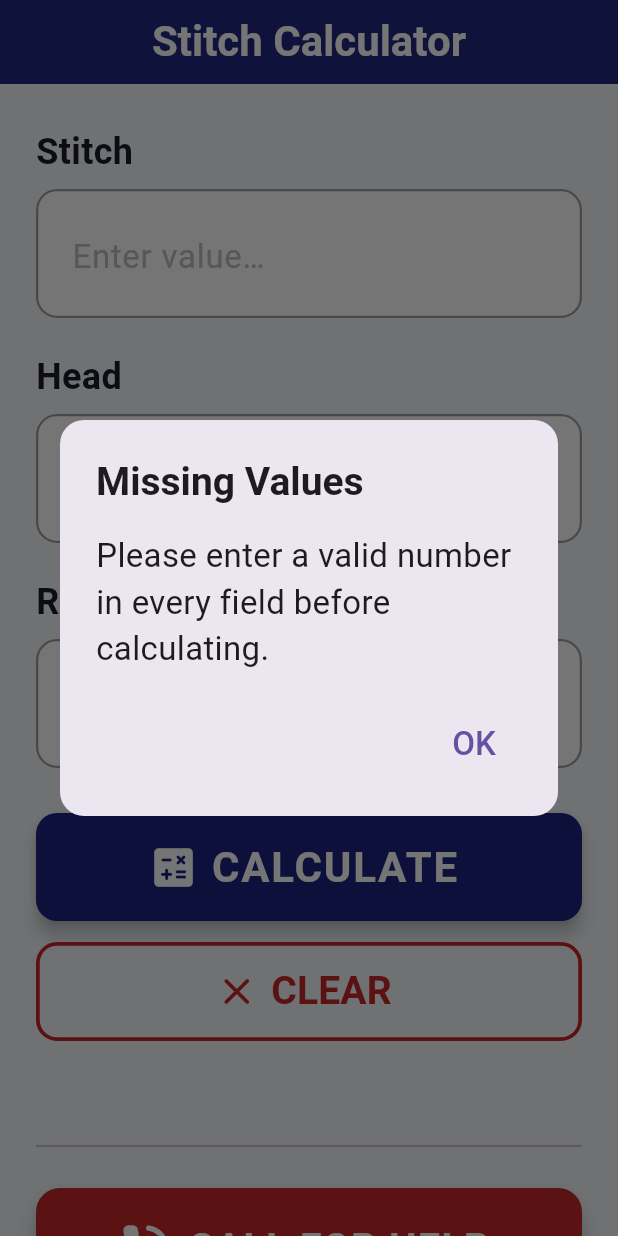
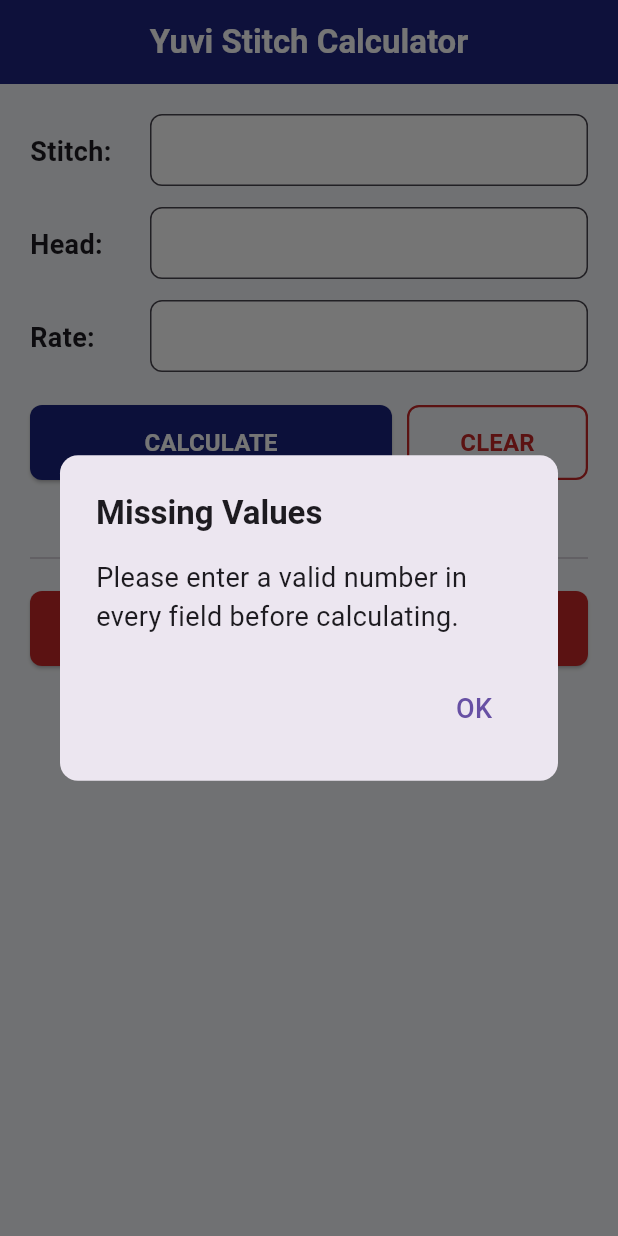
Before and after one commit to chopra-yuvraj/stitch-calculator, a Flutter app: the screen it shows after launch, after a tap on "CALCULATE", on a phone screen of 412 x 824 dp. Run offline on Flutter 3.47's test engine with Material 3 defaults, Android fonts, the phone set to English and light mode, and no system bars.

Commit message:
Rename app and update UI elements for clarity

```diff
--- a/lib/main.dart
+++ b/lib/main.dart
@@ -3,10 +3,6 @@ import 'package:flutter/services.dart';
 import 'package:url_launcher/url_launcher.dart';
 
 void main() => runApp(const StitchCalculatorApp());
-
-// ─────────────────────────────────────────────────────────────────────────────
-// App Root
-// ─────────────────────────────────────────────────────────────────────────────
 
 class StitchCalculatorApp extends StatelessWidget {
   const StitchCalculatorApp({super.key});
@@ -14,27 +10,22 @@ class StitchCalculatorApp extends StatelessWidget {
   @override
   Widget build(BuildContext context) {
     return MaterialApp(
-      title: 'Stitch Calculator',
+      title: 'Yuvi Stitch Calculator',
       debugShowCheckedModeBanner: false,
       theme: ThemeData(
         useMaterial3: true,
-        // Light grey background — easy on elderly eyes, high contrast
         scaffoldBackgroundColor: const Color(0xFFF5F7FA),
         appBarTheme: const AppBarTheme(
-          backgroundColor: Color(0xFF1A237E), // Deep indigo — strong contrast
+          backgroundColor: Color(0xFF1A237E),
           foregroundColor: Colors.white,
           centerTitle: true,
-          elevation: 4,
+          elevation: 2,
         ),
       ),
       home: const CalculatorScreen(),
     );
   }
 }
-
-// ─────────────────────────────────────────────────────────────────────────────
-// Calculator Screen (single screen, fully stateful)
-// ─────────────────────────────────────────────────────────────────────────────
 
 class CalculatorScreen extends StatefulWidget {
   const CalculatorScreen({super.key});
@@ -44,19 +35,15 @@ class CalculatorScreen extends StatefulWidget {
 }
 
 class _CalculatorScreenState extends State<CalculatorScreen> {
-  // One controller per input field
   final _stitchCtrl = TextEditingController();
   final _headCtrl   = TextEditingController();
   final _rateCtrl   = TextEditingController();
 
-  // Holds the computed result string; null means "not calculated yet"
   String? _result;
 
-  // Brand colours — defined once, used everywhere
-  static const _primaryColor = Color(0xFF1A237E); // Deep indigo
-  static const _dangerColor  = Color(0xFFC62828); // Deep red
+  static const _primaryColor = Color(0xFF1A237E);
+  static const _dangerColor  = Color(0xFFC62828);
 
-  // Always dispose controllers to avoid memory leaks
   @override
   void dispose() {
     _stitchCtrl.dispose();
@@ -65,10 +52,7 @@ class _CalculatorScreenState extends State<CalculatorScreen> {
     super.dispose();
   }
 
-  // ─── Business Logic ────────────────────────────────────────────────────────
-
   void _calculate() {
-    // double.tryParse returns null for empty or non-numeric input
     final stitch = double.tryParse(_stitchCtrl.text.trim());
     final head   = double.tryParse(_headCtrl.text.trim());
     final rate   = double.tryParse(_rateCtrl.text.trim());
@@ -81,10 +65,7 @@ class _CalculatorScreenState extends State<CalculatorScreen> {
       return;
     }
 
-    // Formula: (Stitch × Head × Rate) ÷ 1000
     final answer = (stitch * head * rate) / 1000.0;
-
-    // Show 4 decimal places so the result is precise
     setState(() => _result = answer.toStringAsFixed(4));
   }
 
@@ -95,23 +76,16 @@ class _CalculatorScreenState extends State<CalculatorScreen> {
     setState(() => _result = null);
   }
 
-  // Opens the phone dialer with the support number pre-filled
   Future<void> _callForHelp() async {
-    final uri = Uri(scheme: 'tel', path: '8000444255');
-
+    final uri = Uri(scheme: 'tel', path: '1234567890');
     if (await canLaunchUrl(uri)) {
       await launchUrl(uri);
     } else {
-      // Fallback: show a visible error if the dialer can't be opened
       if (!mounted) return;
       ScaffoldMessenger.of(context).showSnackBar(
         const SnackBar(
-          content: Text(
-            '⚠️  Cannot open the phone dialer on this device.',
-            style: TextStyle(fontSize: 18),
-          ),
+          content: Text('⚠️ Cannot open the phone dialer.', style: TextStyle(fontSize: 16)),
           backgroundColor: _dangerColor,
-          duration: Duration(seconds: 4),
         ),
       );
     }
@@ -121,247 +95,200 @@ class _CalculatorScreenState extends State<CalculatorScreen> {
     showDialog(
       context: context,
       builder: (_) => AlertDialog(
-        shape: RoundedRectangleBorder(
-            borderRadius: BorderRadius.circular(16)),
-        title: Text(
-          title,
-          style: const TextStyle(
-              fontSize: 26, fontWeight: FontWeight.bold),
-        ),
-        content:
-            Text(message, style: const TextStyle(fontSize: 22)),
+        shape: RoundedRectangleBorder(borderRadius: BorderRadius.circular(12)),
+        title: Text(title, style: const TextStyle(fontSize: 22, fontWeight: FontWeight.bold)),
+        content: Text(message, style: const TextStyle(fontSize: 18)),
         actions: [
           TextButton(
             onPressed: () => Navigator.pop(context),
-            child: const Text('OK',
-                style: TextStyle(fontSize: 22)),
+            child: const Text('OK', style: TextStyle(fontSize: 18)),
           ),
         ],
       ),
     );
   }
 
-  // ─── UI Helper — builds one labelled numeric input field ───────────────────
-
   Widget _inputField(String label, TextEditingController ctrl) {
     return Padding(
-      padding: const EdgeInsets.only(bottom: 22),
-      child: Column(
-        crossAxisAlignment: CrossAxisAlignment.start,
-        children: [
-          // Label — bold, at least 24 sp (accessibility requirement)
-          Text(
-            label,
-            style: const TextStyle(
-              fontSize: 24,
-              fontWeight: FontWeight.bold,
-              color: Color(0xFF1A1A2E),
-            ),
-          ),
-          const SizedBox(height: 8),
-          TextField(
-            controller: ctrl,
-            // Opens NUMERIC keypad only — no confusing letter keys
-            keyboardType:
-                const TextInputType.numberWithOptions(decimal: true),
-            // Only allow digits and a single decimal point
-            inputFormatters: [
-              FilteringTextInputFormatter.allow(RegExp(r'[0-9.]')),
-            ],
-            // Large font inside the field so it's easy to see what was typed
-            style: const TextStyle(
-                fontSize: 28, color: Color(0xFF0D0D0D)),
-            decoration: InputDecoration(
-              hintText: 'Enter value…',
-              hintStyle: const TextStyle(
-                  fontSize: 22, color: Color(0xFFBDBDBD)),
-              // Tall padding creates a large, finger-friendly touch target
-              contentPadding: const EdgeInsets.symmetric(
-                  horizontal: 20, vertical: 22),
-              filled: true,
-              fillColor: Colors.white,
-              border: OutlineInputBorder(
-                  borderRadius: BorderRadius.circular(14)),
-              focusedBorder: OutlineInputBorder(
-                borderRadius: BorderRadius.circular(14),
-                borderSide: const BorderSide(
-                    color: _primaryColor, width: 3),
-              ),
-              enabledBorder: OutlineInputBorder(
-                borderRadius: BorderRadius.circular(14),
-                borderSide: const BorderSide(
-                    color: Color(0xFF9E9E9E), width: 1.5),
-              ),
-            ),
-          ),
-        ],
-      ),
+      padding: const EdgeInsets.only(bottom: 14), // Reduced spacing
     );
   }
-
-  // ─── Main Build ────────────────────────────────────────────────────────────
 
   @override
   Widget build(BuildContext context) {
     return Scaffold(
       appBar: AppBar(
         title: const Text(
-          'Stitch Calculator',
-          style: TextStyle(fontSize: 28, fontWeight: FontWeight.bold),
+          'Yuvi Stitch Calculator',
+          style: TextStyle(fontSize: 22, fontWeight: FontWeight.bold), // Sleeker title
         ),
       ),
       body: SafeArea(
         child: SingleChildScrollView(
-          padding: const EdgeInsets.fromLTRB(24, 28, 24, 24),
+          padding: const EdgeInsets.all(20), // More compact padding
           child: Column(
             crossAxisAlignment: CrossAxisAlignment.stretch,
             children: [
-
-              // ── Three input fields ─────────────────────────────────────────
-              _inputField('Stitch', _stitchCtrl),
-              _inputField('Head',   _headCtrl),
-              _inputField('Rate',   _rateCtrl),
-              const SizedBox(height: 8),
-
-              // ── CALCULATE button ───────────────────────────────────────────
-              SizedBox(
-                height: 72, // Large touch target
-                child: ElevatedButton.icon(
-                  onPressed: _calculate,
-                  icon: const Icon(Icons.calculate_rounded, size: 34),
-                  label: const Text(
-                    'CALCULATE',
-                    style: TextStyle(
-                      fontSize: 28,
-                      fontWeight: FontWeight.bold,
-                      letterSpacing: 1.2,
+              // Row 1: Stitch Input
+              Row(
+                children: [
+                  const SizedBox(width: 80, child: Text('Stitch:', style: TextStyle(fontSize: 18, fontWeight: FontWeight.bold))),
+                  Expanded(
+                    child: SizedBox(
+                      height: 50,
+                      child: TextField(
+                        controller: _stitchCtrl,
+                        keyboardType: const TextInputType.numberWithOptions(decimal: true),
+                        inputFormatters: [FilteringTextInputFormatter.allow(RegExp(r'[0-9.]'))],
+                        style: const TextStyle(fontSize: 18),
+                        decoration: InputDecoration(
+                          contentPadding: const EdgeInsets.symmetric(horizontal: 12, vertical: 10),
+                          filled: true,
+                          fillColor: Colors.white,
+                          border: OutlineInputBorder(borderRadius: BorderRadius.circular(8)),
                         ),
                       ),
+                    ),
+                  ),
+                ],
+              ),
+              const SizedBox(height: 12),
+
+              // Row 2: Head Input
+              Row(
+                children: [
+                  const SizedBox(width: 80, child: Text('Head:', style: TextStyle(fontSize: 18, fontWeight: FontWeight.bold))),
+                  Expanded(
+                    child: SizedBox(
+                      height: 50,
+                      child: TextField(
+                        controller: _headCtrl,
+                        keyboardType: const TextInputType.numberWithOptions(decimal: true),
+                        inputFormatters: [FilteringTextInputFormatter.allow(RegExp(r'[0-9.]'))],
+                        style: const TextStyle(fontSize: 18),
+                        decoration: InputDecoration(
+                          contentPadding: const EdgeInsets.symmetric(horizontal: 12, vertical: 10),
+                          filled: true,
+                          fillColor: Colors.white,
+                          border: OutlineInputBorder(borderRadius: BorderRadius.circular(8)),
+                        ),
+                      ),
+                    ),
+                  ),
+                ],
+              ),
+              const SizedBox(height: 12),
+
+              // Row 3: Rate Input
+              Row(
+                children: [
+                  const SizedBox(width: 80, child: Text('Rate:', style: TextStyle(fontSize: 18, fontWeight: FontWeight.bold))),
+                  Expanded(
+                    child: SizedBox(
+                      height: 50,
+                      child: TextField(
+                        controller: _rateCtrl,
+                        keyboardType: const TextInputType.numberWithOptions(decimal: true),
+                        inputFormatters: [FilteringTextInputFormatter.allow(RegExp(r'[0-9.]'))],
+                        style: const TextStyle(fontSize: 18),
+                        decoration: InputDecoration(
+                          contentPadding: const EdgeInsets.symmetric(horizontal: 12, vertical: 10),
+                          filled: true,
+                          fillColor: Colors.white,
+                          border: OutlineInputBorder(borderRadius: BorderRadius.circular(8)),
+                        ),
+                      ),
+                    ),
+                  ),
+                ],
+              ),
+              const SizedBox(height: 20),
+
+              // Action Buttons side by side to save vertical space
+              Row(
+                children: [
+                  Expanded(
+                    flex: 2,
+                    child: SizedBox(
+                      height: 50,
+                      child: ElevatedButton(
+                        onPressed: _calculate,
                         style: ElevatedButton.styleFrom(
                           backgroundColor: _primaryColor,
                           foregroundColor: Colors.white,
-                    shape: RoundedRectangleBorder(
-                        borderRadius: BorderRadius.circular(14)),
-                    elevation: 5,
+                          shape: RoundedRectangleBorder(borderRadius: BorderRadius.circular(8)),
+                        ),
+                        child: const Text('CALCULATE', style: TextStyle(fontSize: 16, fontWeight: FontWeight.bold)),
                       ),
                     ),
                   ),
-              const SizedBox(height: 14),
-
-              // ── CLEAR button ───────────────────────────────────────────────
-              SizedBox(
-                height: 66,
-                child: OutlinedButton.icon(
+                  const SizedBox(width: 10),
+                  Expanded(
+                    flex: 1,
+                    child: SizedBox(
+                      height: 50,
+                      child: OutlinedButton(
                         onPressed: _clear,
-                  icon: const Icon(Icons.clear_rounded, size: 30),
-                  label: const Text(
-                    'CLEAR',
-                    style: TextStyle(
-                        fontSize: 26, fontWeight: FontWeight.bold),
-                  ),
                         style: OutlinedButton.styleFrom(
                           foregroundColor: _dangerColor,
-                    side: const BorderSide(
-                        color: _dangerColor, width: 2.5),
-                    shape: RoundedRectangleBorder(
-                        borderRadius: BorderRadius.circular(14)),
+                          side: const BorderSide(color: _dangerColor, width: 1.5),
+                          shape: RoundedRectangleBorder(borderRadius: BorderRadius.circular(8)),
+                        ),
+                        child: const Text('CLEAR', style: TextStyle(fontSize: 16, fontWeight: FontWeight.bold)),
                       ),
                     ),
                   ),
-              const SizedBox(height: 30),
+                ],
+              ),
+              const SizedBox(height: 20),
 
-              // ── Result box — fades in after calculation ────────────────────
+              // Compact Result Box
               AnimatedSwitcher(
-                duration: const Duration(milliseconds: 350),
+                duration: const Duration(milliseconds: 250),
                 child: _result == null
                     ? const SizedBox.shrink(key: ValueKey('empty'))
                     : Container(
                         key: const ValueKey('result'),
-                        padding: const EdgeInsets.symmetric(
-                            vertical: 28, horizontal: 24),
+                        padding: const EdgeInsets.symmetric(vertical: 16, horizontal: 16),
                         decoration: BoxDecoration(
-                          color: const Color(0xFFE8EAF6), // Soft indigo tint
-                          borderRadius: BorderRadius.circular(18),
-                          border: Border.all(
-                              color: _primaryColor, width: 2.5),
+                          color: const Color(0xFFE8EAF6),
+                          borderRadius: BorderRadius.circular(10),
+                          border: Border.all(color: _primaryColor, width: 2),
                         ),
-                        child: Column(
+                        child: Row(
+                          mainAxisAlignment: MainAxisAlignment.between,
                           children: [
-                            // "RESULT" label
-                            const Text(
-                              'RESULT',
-                              style: TextStyle(
-                                fontSize: 20,
-                                fontWeight: FontWeight.w800,
-                                color: _primaryColor,
-                                letterSpacing: 4,
+                            const Column(
+                              crossAxisAlignment: CrossAxisAlignment.start,
+                              children: [
+                                Text('RESULT', style: TextStyle(fontSize: 14, fontWeight: FontWeight.bold, color: _primaryColor, letterSpacing: 2)),
+                                Text('(Stitch × Head × Rate) ÷ 1000', style: TextStyle(fontSize: 11, color: Color(0xFF5C6BC0))),
+                              ],
                             ),
-                            ),
-                            const SizedBox(height: 12),
-                            // The number itself — 64 sp, bold, impossible to miss
-                            Text(
-                              _result!,
-                              style: const TextStyle(
-                                fontSize: 64,
-                                fontWeight: FontWeight.bold,
-                                color: _primaryColor,
-                              ),
-                            ),
-                            const SizedBox(height: 8),
-                            // Formula reminder so the user knows what they calculated
-                            const Text(
-                              '(Stitch × Head × Rate) ÷ 1000',
-                              textAlign: TextAlign.center,
-                              style: TextStyle(
-                                  fontSize: 18,
-                                  color: Color(0xFF5C6BC0)),
-                            ),
+                            Text(_result!, style: const TextStyle(fontSize: 36, fontWeight: FontWeight.bold, color: _primaryColor)),
                           ],
                         ),
                       ),
               ),
 
-              // ── Visual separator before the help button ────────────────────
-              const SizedBox(height: 32),
-              const Divider(thickness: 1.5),
-              const SizedBox(height: 20),
+              const SizedBox(height: 24),
+              const Divider(thickness: 1),
+              const SizedBox(height: 14),
 
-              // ── CALL FOR HELP button ───────────────────────────────────────
-              // Prominent red, 80 dp tall, phone icon — immediately visible
+              // Smaller Support Assistance Button
               SizedBox(
-                height: 80,
+                height: 50,
                 child: ElevatedButton.icon(
                   onPressed: _callForHelp,
-                  icon: const Icon(
-                      Icons.phone_in_talk_rounded, size: 40),
-                  label: const Text(
-                    'CALL FOR HELP',
-                    style: TextStyle(
-                      fontSize: 26,
-                      fontWeight: FontWeight.bold,
-                      letterSpacing: 1,
-                    ),
-                  ),
+                  icon: const Icon(Icons.phone_in_talk_rounded, size: 22),
+                  label: const Text('Call Support Assistant', style: TextStyle(fontSize: 16, fontWeight: FontWeight.bold)),
                   style: ElevatedButton.styleFrom(
                     backgroundColor: _dangerColor,
                     foregroundColor: Colors.white,
-                    shape: RoundedRectangleBorder(
-                        borderRadius: BorderRadius.circular(16)),
-                    elevation: 6,
+                    shape: RoundedRectangleBorder(borderRadius: BorderRadius.circular(8)),
                   ),
                 ),
               ),
-              const SizedBox(height: 10),
-              // Small caption showing the number so users know who they'll call
-              const Center(
-                child: Text(
-                  'Tap to call: 1234567890',
-                  style: TextStyle(
-                      fontSize: 18, color: Color(0xFF757575)),
-                ),
-              ),
-              const SizedBox(height: 24),
-
             ],
           ),
         ),
```
Lines whose indentation alone changed are shown as unchanged.
